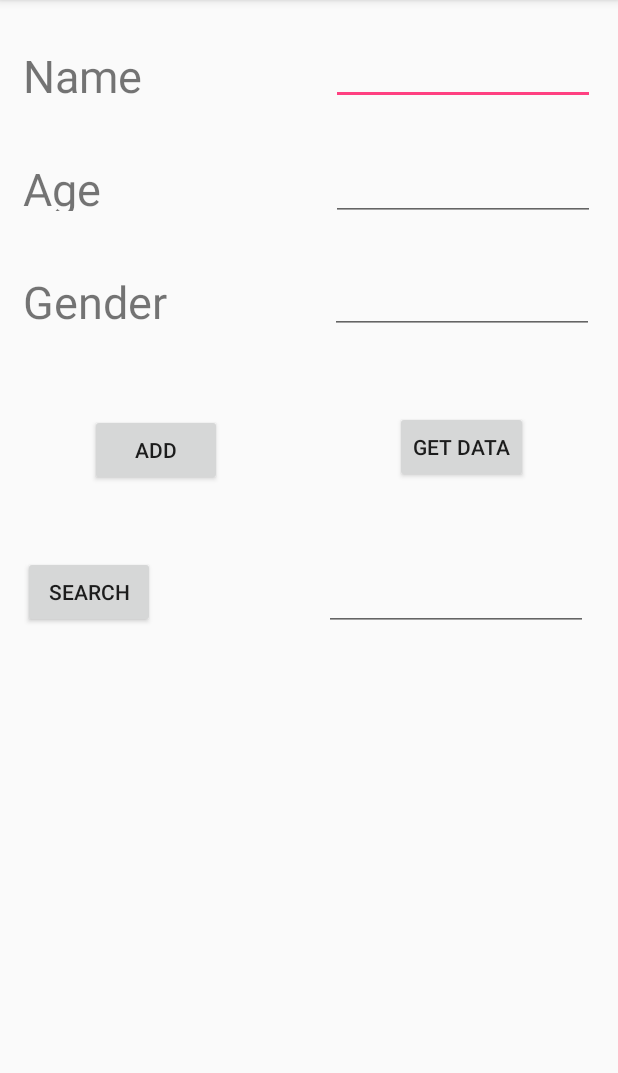
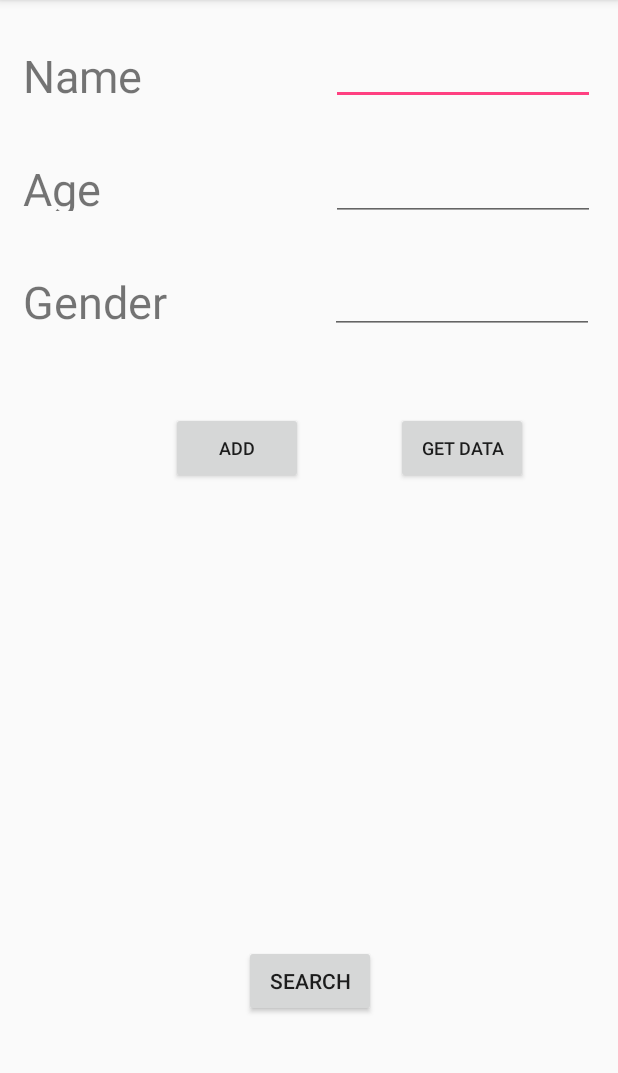
Before and after one commit to juggernautjosh5/myContactApp, an Android app: the screen it shows after launch (MainActivity), on a phone screen of 412 x 824 dp, the part 84-1157 px from its top. Run offline under Robolectric (Android 15) with nearby library versions, the phone set to English and light mode, and no system bars.

Commit message:
5/22 UPDate Joshua Fuller

```diff
--- a/myContactApp/app/build.gradle
+++ b/myContactApp/app/build.gradle
@@ -26,5 +26,6 @@ dependencies {
     })
     compile 'com.android.support:appcompat-v7:25.2.0'
     compile 'com.android.support.constraint:constraint-layout:1.0.2'
+    compile 'com.android.support:design:25.2.0'
     testCompile 'junit:junit:4.12'
 }
--- a/myContactApp/app/src/main/AndroidManifest.xml
+++ b/myContactApp/app/src/main/AndroidManifest.xml
@@ -16,6 +16,7 @@
                 <category android:name="android.intent.category.LAUNCHER" />
             </intent-filter>
         </activity>
+        <activity android:name=".Main2Activity"></activity>
     </application>
 
 </manifest>
--- a/myContactApp/app/src/main/res/layout/activity_main.xml
+++ b/myContactApp/app/src/main/res/layout/activity_main.xml
@@ -16,7 +16,8 @@
         android:layout_marginTop="40dp"
         app:layout_constraintTop_toBottomOf="@+id/textView2"
         android:layout_marginLeft="15dp"
-        app:layout_constraintLeft_toLeftOf="parent" />
+        app:layout_constraintLeft_toLeftOf="parent"
+        android:layout_marginStart="15dp" />
 
     <TextView
         android:id="@+id/textView3"
@@ -28,7 +29,8 @@
         android:layout_marginTop="40dp"
         app:layout_constraintTop_toBottomOf="@+id/textView"
         android:layout_marginLeft="15dp"
-        app:layout_constraintLeft_toLeftOf="parent" />
+        app:layout_constraintLeft_toLeftOf="parent"
+        android:layout_marginStart="15dp" />
 
     <TextView
         android:id="@+id/textView2"
@@ -40,7 +42,8 @@
         app:layout_constraintTop_toTopOf="parent"
         android:layout_marginTop="30dp"
         android:layout_marginLeft="15dp"
-        app:layout_constraintLeft_toLeftOf="parent" />
+        app:layout_constraintLeft_toLeftOf="parent"
+        android:layout_marginStart="15dp" />
 
     <EditText
         android:id="@+id/editText_Name"
@@ -51,7 +54,8 @@
         android:ems="10"
         android:inputType="textPersonName"
         app:layout_constraintRight_toRightOf="parent"
-        app:layout_constraintTop_toTopOf="parent" />
+        app:layout_constraintTop_toTopOf="parent"
+        android:layout_marginEnd="15dp" />
 
     <EditText
         android:id="@+id/editText_Gender"
@@ -62,18 +66,8 @@
         android:ems="10"
         android:inputType="textPersonName"
         app:layout_constraintRight_toRightOf="parent"
-        app:layout_constraintTop_toBottomOf="@+id/editText_Age" />
-
-    <EditText
-        android:id="@+id/editText_Search"
-        android:layout_width="176dp"
-        android:layout_height="50dp"
-        android:layout_marginRight="20dp"
-        android:layout_marginTop="223dp"
-        android:ems="10"
-        android:inputType="textPersonName"
-        app:layout_constraintRight_toRightOf="parent"
-        app:layout_constraintTop_toBottomOf="@+id/editText_Age" />
+        app:layout_constraintTop_toBottomOf="@+id/editText_Age"
+        android:layout_marginEnd="16dp" />
 
     <EditText
         android:id="@+id/editText_Age"
@@ -84,40 +78,56 @@
         android:ems="10"
         android:inputType="textPersonName"
         app:layout_constraintRight_toRightOf="parent"
-        app:layout_constraintTop_toBottomOf="@+id/editText_Name" />
+        app:layout_constraintTop_toBottomOf="@+id/editText_Name"
+        android:layout_marginEnd="15dp" />
 
     <Button
         android:id="@+id/button_add"
         android:layout_width="88dp"
         android:layout_height="48dp"
+        android:layout_marginLeft="60dp"
+        android:layout_marginRight="8dp"
+        android:layout_marginStart="60dp"
         android:nestedScrollingEnabled="true"
         android:onClick="addData"
         android:text="Add"
-        android:layout_marginTop="60dp"
-        app:layout_constraintTop_toBottomOf="@+id/textView3"
-        android:layout_marginLeft="60dp"
-        app:layout_constraintLeft_toLeftOf="parent" />
+        android:textSize="12sp"
+        app:layout_constraintLeft_toLeftOf="parent"
+        app:layout_constraintRight_toLeftOf="@+id/button_getData"
+        app:layout_constraintTop_toTopOf="@+id/button_getData"
+        android:layout_marginEnd="8dp" />
 
     <Button
         android:id="@+id/button_getData"
-        android:layout_width="wrap_content"
-        android:layout_height="wrap_content"
+        android:layout_width="88dp"
+        android:layout_height="48dp"
+        android:layout_marginEnd="60dp"
+        android:layout_marginRight="60dp"
+        android:layout_marginTop="52dp"
         android:onClick="viewData"
         android:text="Get Data"
-        android:layout_marginTop="51dp"
-        app:layout_constraintTop_toBottomOf="@+id/editText_Gender"
-        android:layout_marginRight="60dp"
-        app:layout_constraintRight_toRightOf="parent" />
+        android:textSize="12sp"
+        app:layout_constraintRight_toRightOf="parent"
+        app:layout_constraintTop_toBottomOf="@+id/editText_Gender" />
 
     <Button
         android:id="@+id/button"
         android:layout_width="wrap_content"
         android:layout_height="wrap_content"
-        android:layout_marginLeft="0dp"
-        android:layout_marginTop="0dp"
-        android:onClick="searchName"
+        android:layout_marginBottom="90dp"
+        android:onClick="changeView"
         android:text="Search"
-        app:layout_constraintLeft_toLeftOf="@+id/textView3"
-        app:layout_constraintTop_toTopOf="@+id/editText_Search" />
+        app:layout_constraintBottom_toBottomOf="parent"
+        app:layout_constraintHorizontal_bias="0.502"
+        app:layout_constraintLeft_toLeftOf="parent"
+        app:layout_constraintRight_toRightOf="parent" />
+
+    <FrameLayout
+        android:layout_width="0dp"
+        android:layout_height="437dp"
+        tools:layout_editor_absoluteX="8dp"
+        tools:layout_editor_absoluteY="8dp">
+
+    </FrameLayout>
 
 </android.support.constraint.ConstraintLayout>
--- /dev/null
+++ b/myContactApp/app/src/main/res/values/dimens.xml
@@ -0,0 +1,3 @@
+<resources>
+    <dimen name="fab_margin">16dp</dimen>
+</resources>
--- a/myContactApp/app/src/main/res/values/strings.xml
+++ b/myContactApp/app/src/main/res/values/strings.xml
@@ -1,3 +1,4 @@
 <resources>
     <string name="app_name">myContactApp</string>
+    <string name="title_activity_main2">Main2Activity</string>
 </resources>
```
Also changed, not shown: myContactApp/app/src/main/java/com/example/macbookstudiopro/mycontactapp/Main2Activity.java (added, +69 -0 lines), myContactApp/app/src/main/java/com/example/macbookstudiopro/mycontactapp/MainActivity.java (+9 -4 lines), myContactApp/app/src/main/res/layout/activity_main2.xml (added, +45 -0 lines), myContactApp/app/src/main/res/values/styles.xml (+9 -0 lines).
